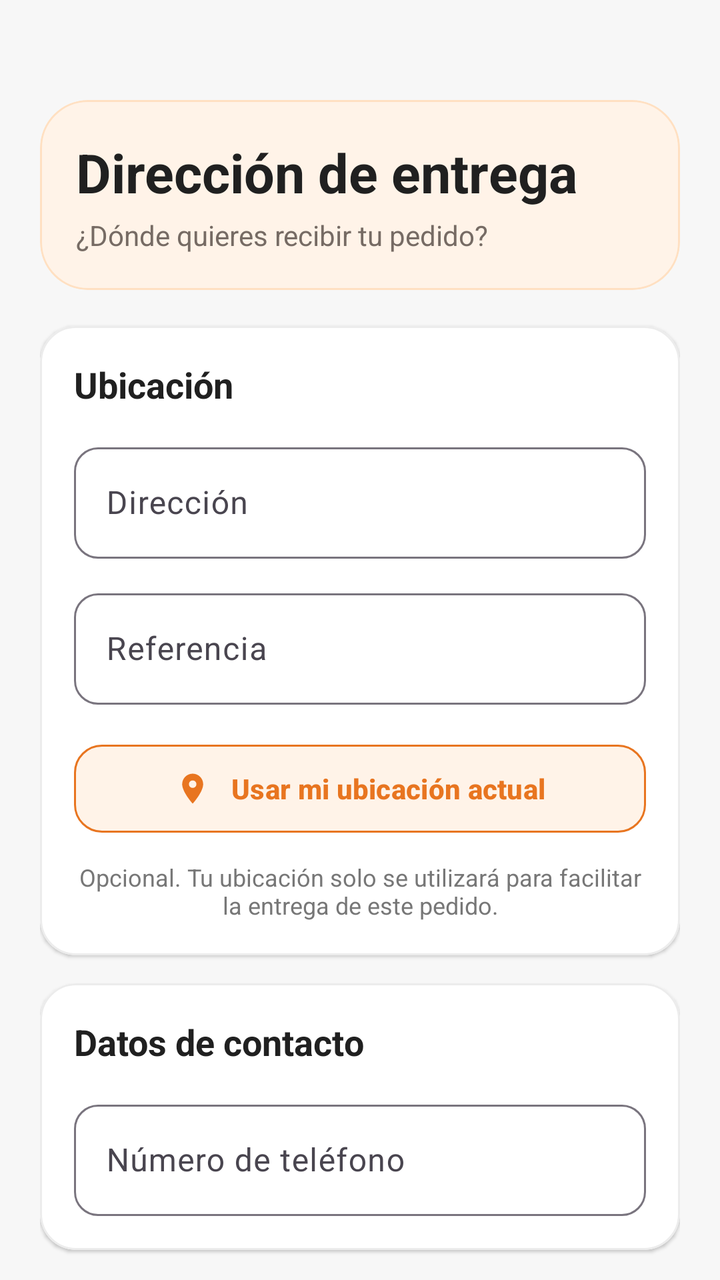
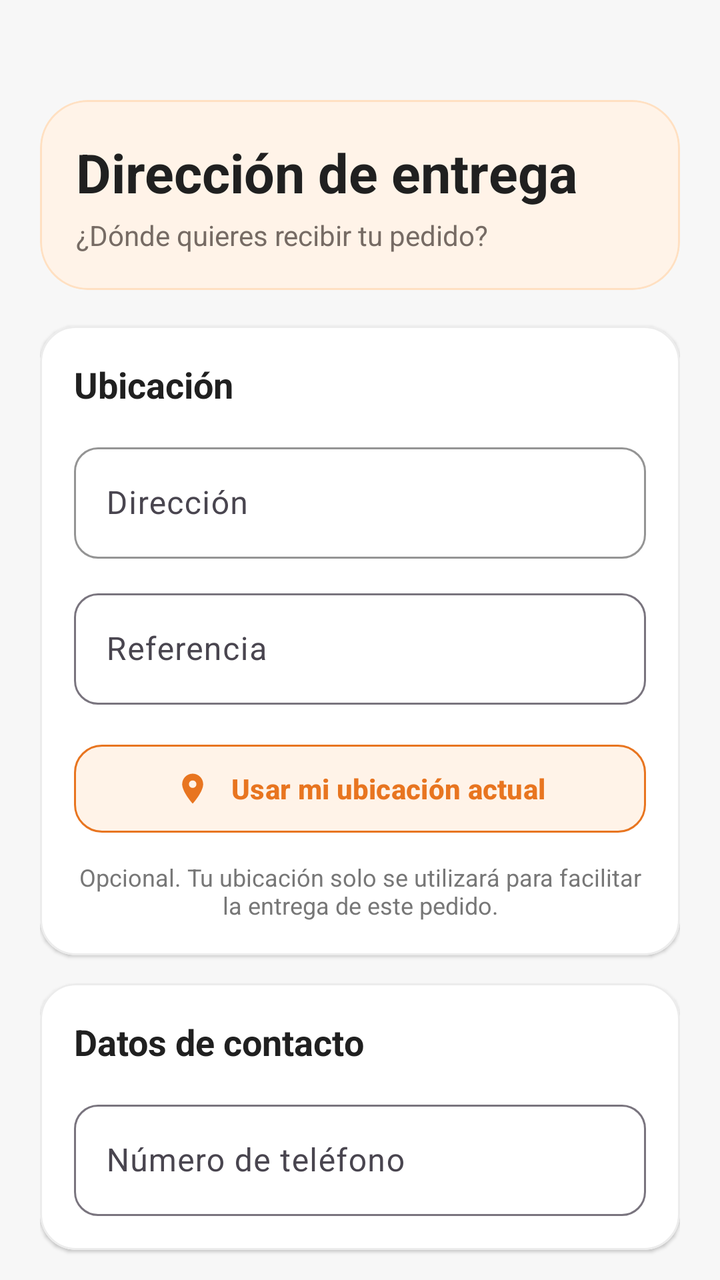

Two renders of the same Android screen: before a commit and after it. Below are the layout's source before the change and the commit's diff.
<!-- AndroidManifest.xml: application theme Theme.AppZetaR -->
<!-- res/layout/activity_direccion.xml -->
<?xml version="1.0" encoding="utf-8"?>
<androidx.constraintlayout.widget.ConstraintLayout
    xmlns:android="http://schemas.android.com/apk/res/android"
    xmlns:app="http://schemas.android.com/apk/res-auto"

    android:id="@+id/main"
    android:layout_width="match_parent"
    android:layout_height="match_parent"

    android:background="#F7F7F7">


    <androidx.core.widget.NestedScrollView
        android:layout_width="0dp"
        android:layout_height="0dp"

        android:clipToPadding="false"
        android:fillViewport="true"

        android:overScrollMode="never"
        android:scrollbars="none"

        app:layout_constraintTop_toTopOf="parent"
        app:layout_constraintBottom_toBottomOf="parent"
        app:layout_constraintStart_toStartOf="parent"
        app:layout_constraintEnd_toEndOf="parent"

        app:layout_constraintWidth_max="640dp">

        <LinearLayout
            android:layout_width="match_parent"
            android:layout_height="wrap_content"

            android:orientation="vertical"

            android:paddingStart="20dp"
            android:paddingTop="50dp"
            android:paddingEnd="20dp"
            android:paddingBottom="32dp">


            
            
            

            <com.google.android.material.card.MaterialCardView
                android:layout_width="match_parent"
                android:layout_height="wrap_content"

                app:cardBackgroundColor="#FFF3E8"
                app:cardCornerRadius="24dp"
                app:cardElevation="0dp"

                app:strokeColor="#FFE0C2"
                app:strokeWidth="1dp">

                <LinearLayout
                    android:layout_width="match_parent"
                    android:layout_height="wrap_content"

                    android:orientation="vertical"
                    android:padding="18dp">

                    <TextView
                        android:layout_width="match_parent"
                        android:layout_height="wrap_content"

                        android:text="@string/direccion_entrega_titulo"

                        android:textColor="#202020"
                        android:textSize="27sp"
                        android:textStyle="bold" />


                    <TextView
                        android:layout_width="match_parent"
                        android:layout_height="wrap_content"

                        android:layout_marginTop="4dp"

                        android:text="@string/direccion_entrega_subtitulo"

                        android:textColor="#766B64"
                        android:textSize="14sp" />

                </LinearLayout>

            </com.google.android.material.card.MaterialCardView>


            
            
            

            <com.google.android.material.card.MaterialCardView
                android:layout_width="match_parent"
                android:layout_height="wrap_content"

                android:layout_marginTop="18dp"

                app:cardBackgroundColor="#FFFFFF"
                app:cardCornerRadius="18dp"
                app:cardElevation="1dp"

                app:strokeColor="#ECECEC"
                app:strokeWidth="1dp">

                <LinearLayout
                    android:layout_width="match_parent"
                    android:layout_height="wrap_content"

                    android:orientation="vertical"
                    android:padding="17dp">


                    <TextView
                        android:layout_width="wrap_content"
                        android:layout_height="wrap_content"

                        android:text="@string/direccion_entrega_seccion_ubicacion"

                        android:textColor="#202020"
                        android:textSize="18sp"
                        android:textStyle="bold" />


                    

                    <com.google.android.material.textfield.TextInputLayout
                        android:layout_width="match_parent"
                        android:layout_height="wrap_content"

                        android:layout_marginTop="14dp"

                        android:hint="@string/direccion_entrega_hint_direccion"

                        app:boxBackgroundMode="outline"

                        app:boxCornerRadiusBottomEnd="12dp"
                        app:boxCornerRadiusBottomStart="12dp"
                        app:boxCornerRadiusTopEnd="12dp"
                        app:boxCornerRadiusTopStart="12dp">

                        <com.google.android.material.textfield.TextInputEditText
                            android:id="@+id/etDireccion"

                            android:layout_width="match_parent"
                            android:layout_height="wrap_content"

                            android:inputType="textPostalAddress|textCapSentences"

                            android:maxLines="2" />

                    </com.google.android.material.textfield.TextInputLayout>


                    

                    <com.google.android.material.textfield.TextInputLayout
                        android:layout_width="match_parent"
                        android:layout_height="wrap_content"

                        android:layout_marginTop="12dp"

                        android:hint="@string/direccion_entrega_hint_referencia"

                        app:boxBackgroundMode="outline"

                        app:boxCornerRadiusBottomEnd="12dp"
                        app:boxCornerRadiusBottomStart="12dp"
                        app:boxCornerRadiusTopEnd="12dp"
                        app:boxCornerRadiusTopStart="12dp">

                        <com.google.android.material.textfield.TextInputEditText
                            android:id="@+id/etReferencia"

                            android:layout_width="match_parent"
                            android:layout_height="wrap_content"

                            android:inputType="textCapSentences"

                            android:maxLines="2" />

                    </com.google.android.material.textfield.TextInputLayout>

                    

                    <com.google.android.material.button.MaterialButton
                        android:id="@+id/btnUsarUbicacion"

                        android:layout_width="match_parent"
                        android:layout_height="52dp"

                        android:layout_marginTop="16dp"

                        android:minHeight="48dp"

                        android:text="@string/usar_ubicacion_actual"
                        android:textAllCaps="false"
                        android:textColor="#E87520"
                        android:textSize="14sp"
                        android:textStyle="bold"

                        app:backgroundTint="#FFF3E8"
                        app:cornerRadius="14dp"

                        app:icon="@drawable/ic_location"
                        app:iconGravity="textStart"
                        app:iconPadding="10dp"
                        app:iconTint="#E87520"

                        app:strokeColor="#E87520"
                        app:strokeWidth="1dp" />


                    <TextView
                        android:id="@+id/tvEstadoUbicacion"

                        android:layout_width="match_parent"
                        android:layout_height="wrap_content"

                        android:layout_marginTop="10dp"

                        android:gravity="center"

                        android:text="@string/ubicacion_opcional_descripcion"

                        android:textColor="#777777"
                        android:textSize="12sp" />

                </LinearLayout>

            </com.google.android.material.card.MaterialCardView>


            
            
            

            <com.google.android.material.card.MaterialCardView
                android:layout_width="match_parent"
                android:layout_height="wrap_content"

                android:layout_marginTop="14dp"

                app:cardBackgroundColor="#FFFFFF"
                app:cardCornerRadius="18dp"
                app:cardElevation="1dp"

                app:strokeColor="#ECECEC"
                app:strokeWidth="1dp">

                <LinearLayout
                    android:layout_width="match_parent"
                    android:layout_height="wrap_content"

                    android:orientation="vertical"
                    android:padding="17dp">


                    <TextView
                        android:layout_width="wrap_content"
                        android:layout_height="wrap_content"

                        android:text="@string/direccion_entrega_seccion_contacto"

                        android:textColor="#202020"
                        android:textSize="18sp"
                        android:textStyle="bold" />


                    <com.google.android.material.textfield.TextInputLayout
                        android:layout_width="match_parent"
                        android:layout_height="wrap_content"

                        android:layout_marginTop="14dp"

                        android:hint="@string/direccion_entrega_hint_telefono"

                        app:boxBackgroundMode="outline"

                        app:boxCornerRadiusBottomEnd="12dp"
                        app:boxCornerRadiusBottomStart="12dp"
                        app:boxCornerRadiusTopEnd="12dp"
                        app:boxCornerRadiusTopStart="12dp">

                        <com.google.android.material.textfield.TextInputEditText
                            android:id="@+id/etTelefono"

                            android:layout_width="match_parent"
                            android:layout_height="wrap_content"

                            android:inputType="phone"

                            android:maxLength="9"
                            android:maxLines="1" />

                    </com.google.android.material.textfield.TextInputLayout>

                </LinearLayout>

            </com.google.android.material.card.MaterialCardView>


            
            
            

            <TextView
                android:id="@+id/tvInfoDelivery"

                android:layout_width="match_parent"
                android:layout_height="wrap_content"

                android:layout_marginTop="16dp"

                android:paddingStart="4dp"
                android:paddingEnd="4dp"

                android:text="@string/direccion_entrega_info"

                android:textColor="#777777"
                android:textSize="13sp" />


            
            
            

            <com.google.android.material.button.MaterialButton
                android:id="@+id/btnContinuarDireccion"

                android:layout_width="match_parent"
                android:layout_height="54dp"

                android:layout_marginTop="20dp"

                android:minHeight="48dp"

                android:text="@string/direccion_entrega_continuar_pago"

                android:textColor="#FFFFFF"
                android:textSize="15sp"
                android:textStyle="bold"

                app:backgroundTint="#E87520"
                app:cornerRadius="16dp"
                app:elevation="0dp" />

        </LinearLayout>

    </androidx.core.widget.NestedScrollView>

</androidx.constraintlayout.widget.ConstraintLayout>
<!-- resources referenced by this layout -->
<resources>
  <!-- drawable ic_location (drawable) -->
  <vector xmlns:android="http://schemas.android.com/apk/res/android"
      android:width="24dp"
      android:height="24dp"
      android:viewportWidth="24"
      android:viewportHeight="24">
  
      <path
          android:fillColor="#E87520"
          android:pathData="M12,2C8.13,2 5,5.13 5,9c0,5.25 7,13 7,13s7,-7.75 7,-13c0,-3.87 -3.13,-7 -7,-7zM12,11.5c-1.38,0 -2.5,-1.12 -2.5,-2.5s1.12,-2.5 2.5,-2.5 2.5,1.12 2.5,2.5 -1.12,2.5 -2.5,2.5z" />
  </vector>
  <string name="direccion_entrega_continuar_pago">CONTINUAR AL PAGO</string>
  <string name="direccion_entrega_hint_direccion">Dirección</string>
  <string name="direccion_entrega_hint_referencia">Referencia</string>
  <string name="direccion_entrega_hint_telefono">Número de teléfono</string>
  <string name="direccion_entrega_info">Verifica que la dirección y el número de teléfono sean correctos.</string>
  <string name="direccion_entrega_seccion_contacto">Datos de contacto</string>
  <string name="direccion_entrega_seccion_ubicacion">Ubicación</string>
  <string name="direccion_entrega_subtitulo">¿Dónde quieres recibir tu pedido?</string>
  <string name="direccion_entrega_titulo">Dirección de entrega</string>
  <string name="ubicacion_opcional_descripcion">Opcional. Tu ubicación solo se utilizará para facilitar la entrega de este pedido.</string>
  <string name="usar_ubicacion_actual">Usar mi ubicación actual</string>
  <style name="Theme.AppZetaR" parent="Base.Theme.AppZetaR" />
  <style name="Base.Theme.AppZetaR" parent="Theme.Material3.DayNight.NoActionBar">
  
          <item name="android:windowBackground">#FFF8F2</item>
  
      </style>
</resources>

<!-- the commit's change to res/layout/activity_direccion.xml (unified diff, before → after) -->
@@ -134,7 +134,12 @@
 
                         android:hint="@string/direccion_entrega_hint_direccion"
 
+                        app:boxBackgroundColor="#FFFFFF"
+
                         app:boxBackgroundMode="outline"
+
+                        app:boxStrokeColor="#E87520"
+                        app:hintTextColor="#E87520"
 
                         app:boxCornerRadiusBottomEnd="12dp"
                         app:boxCornerRadiusBottomStart="12dp"
@@ -149,7 +154,11 @@
 
                             android:inputType="textPostalAddress|textCapSentences"
 
-                            android:maxLines="2" />
+                            android:maxLines="2"
+
+                            android:textColor="#202020"
+                            android:textColorHint="#8A8A8A"
+                            android:textSize="16sp" />
 
                     </com.google.android.material.textfield.TextInputLayout>
 
